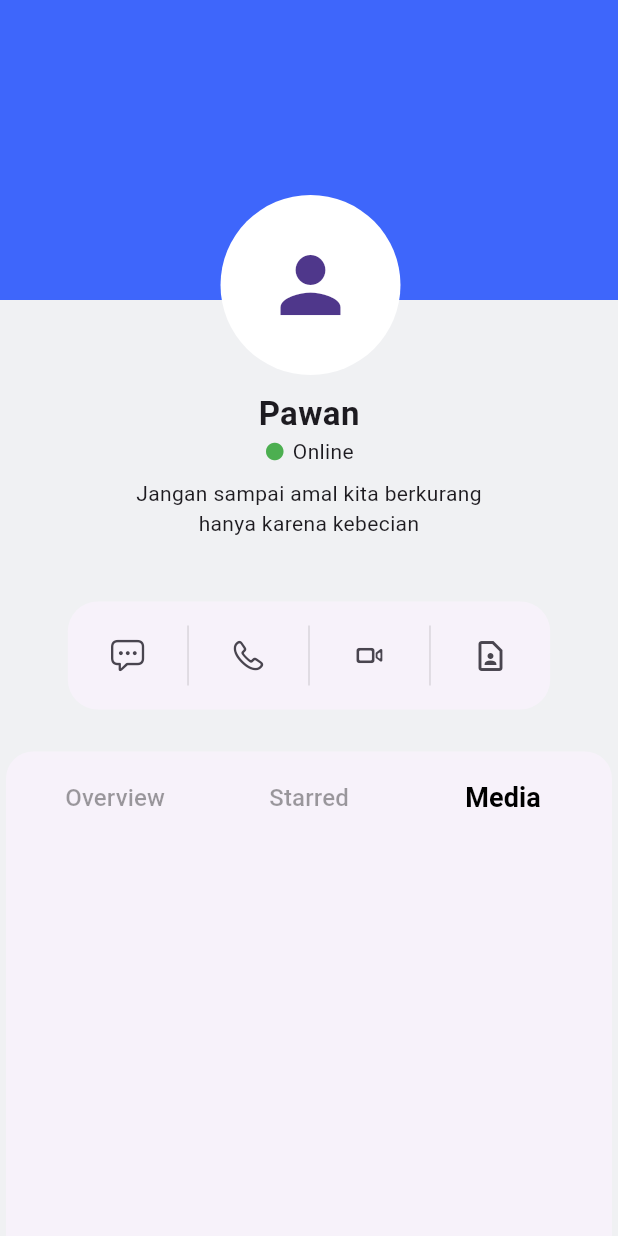
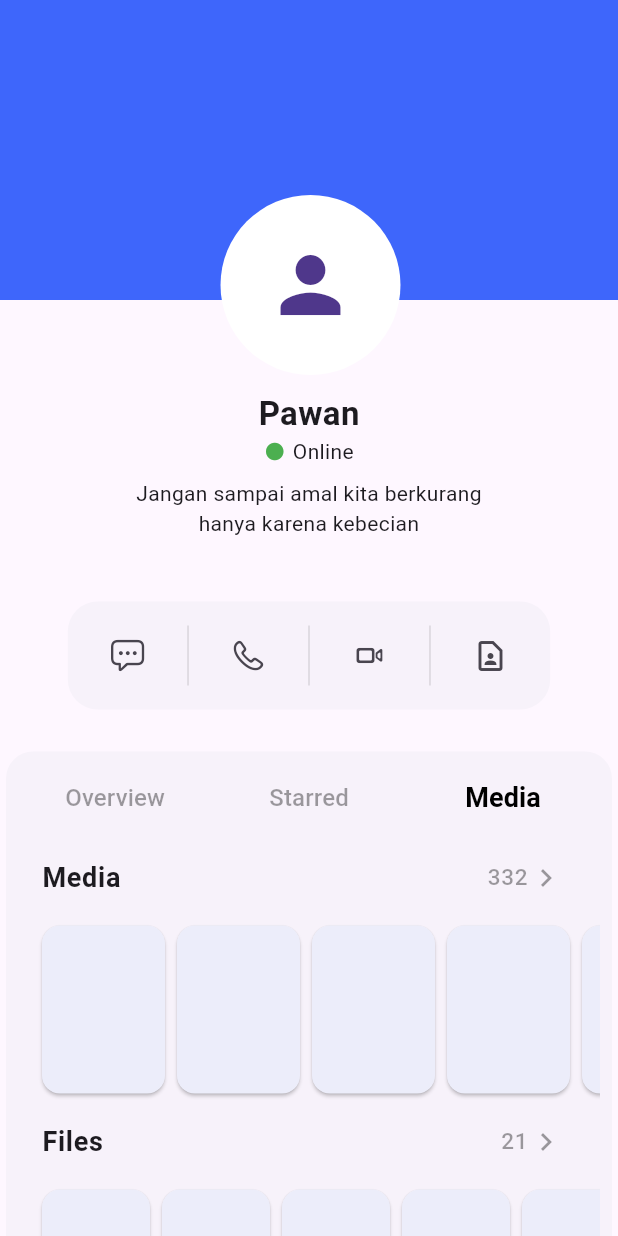
Before and after one commit to Pawan89844/chatinc, a Flutter app: the ProfileView widget shown alone on an empty page, opened directly, tab 3 chosen, on a phone screen of 412 x 824 dp. Run offline on Flutter 3.47's test engine with Material 3 defaults, Android fonts, the phone set to English and light mode, and no system bars; Roboto replaces fonts that are missing (Mona).

Commit message:
Profile UI completed

```diff
--- a/lib/module/profile/tabs/media_tab.dart
+++ b/lib/module/profile/tabs/media_tab.dart
@@ -1,4 +1,7 @@
+import 'package:chatinc/widgets/list_tile_with_icon.dart';
 import 'package:flutter/cupertino.dart';
+import 'package:flutter/material.dart';
+import 'package:flutter/widgets.dart';
 
 class MediaTab extends StatelessWidget {
   const MediaTab({super.key});
@@ -6,7 +9,73 @@ class MediaTab extends StatelessWidget {
   @override
   Widget build(BuildContext context) {
     return Container(
-        // height: 304.0,
-        );
+      alignment: Alignment.centerLeft,
+      child: Column(
+        children: [
+          Column(
+            children: [
+              ListTileWithTextIcon(
+                  onTap: () {}, tittle: 'Media', iconTitle: '332'),
+              Container(
+                height: 120.0,
+                padding: const EdgeInsets.only(left: 12.0),
+                // color: Colors.blue,
+                width: double.infinity,
+                child: ListView.builder(
+                  itemCount: 6,
+                  shrinkWrap: true,
+                  physics: const BouncingScrollPhysics(),
+                  scrollDirection: Axis.horizontal,
+                  itemBuilder: (context, index) {
+                    return const SizedBox(
+                        height: 70.0,
+                        width: 90.0,
+                        child: Card(
+                          surfaceTintColor: Colors.blue,
+                        ));
+                  },
+                ),
+              ),
+            ],
+          ),
+          Column(
+            children: [
+              ListTileWithTextIcon(
+                  onTap: () {}, tittle: 'Files', iconTitle: '21'),
+              Container(
+                height: 120.0,
+                padding: const EdgeInsets.only(left: 12.0),
+                // color: Colors.blue,
+                width: double.infinity,
+                child: ListView.builder(
+                  itemCount: 6,
+                  shrinkWrap: true,
+                  physics: const BouncingScrollPhysics(),
+                  scrollDirection: Axis.horizontal,
+                  itemBuilder: (context, index) {
+                    return const SizedBox(
+                        height: 70.0,
+                        width: 80.0,
+                        child: Card(
+                          surfaceTintColor: Colors.blue,
+                        ));
+                  },
+                ),
+              ),
+            ],
+          ),
+          Column(
+            children: [
+              ListTileWithTextIcon(
+                  onTap: () {}, tittle: 'Contact', iconTitle: '11'),
+              ListTileWithTextIcon(
+                  onTap: () {}, tittle: 'Links', iconTitle: '21'),
+              ListTileWithTextIcon(
+                  onTap: () {}, tittle: 'Audio', iconTitle: '11')
+            ],
+          )
+        ],
+      ),
+    );
   }
 }
--- a/lib/module/profile/view/profile_view.dart
+++ b/lib/module/profile/view/profile_view.dart
@@ -6,7 +6,6 @@ import 'package:chatinc/theme/app_shapes.dart';
 import 'package:chatinc/widgets/app_bold_text.dart';
 import 'package:chatinc/widgets/app_text.dart';
 import 'package:flutter/cupertino.dart';
-import 'package:flutter/foundation.dart';
 import 'package:flutter/material.dart';
 import 'package:flutter/services.dart';
 
@@ -45,13 +44,12 @@ class _ProfileViewState extends State<ProfileView>
 
   @override
   Widget build(BuildContext context) {
-    SystemChrome.setSystemUIOverlayStyle(SystemUiOverlayStyle(
-        statusBarColor: color,
-        statusBarIconBrightness: Brightness.light,
-        statusBarBrightness: Brightness.light));
-    print('Selected Index: $_selectedTab');
-    return Scaffold(
-      body: SafeArea(
+    // SystemChrome.setSystemUIOverlayStyle(SystemUiOverlayStyle(
+    //     statusBarColor: color,
+    //     statusBarIconBrightness: Brightness.light,
+    //     statusBarBrightness: Brightness.light));
+    return Material(
+      child: SafeArea(
           child: SingleChildScrollView(
         child: Column(
           children: [
@@ -150,7 +148,9 @@ class _ProfileViewState extends State<ProfileView>
             ),
             const SizedBox(height: 20.0),
             SizedBox(
-              height: _selectedTab == 2 ? 400.0 : 304.0,
+              height: _selectedTab == 2
+                  ? MediaQuery.of(context).size.height * .7
+                  : 304.0,
               child: Card(
                 surfaceTintColor: const Color(0xFFF9F9FA),
                 shape: AppShape.profileOverviewCardShape,
```
